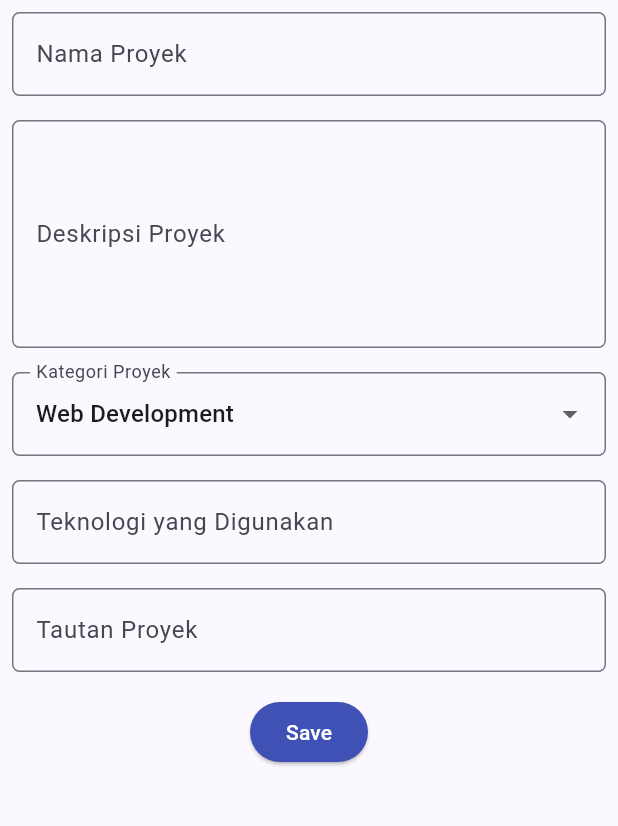
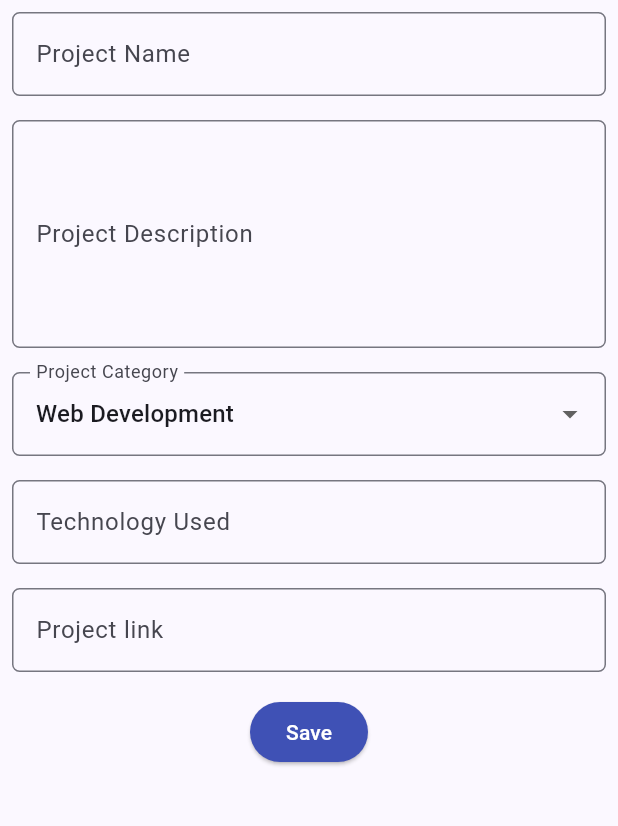
Before and after one commit to leedevgerrard/myportofolio_mobile, a Flutter app: the ProjectFormPage screen opened directly, on a phone screen of 412 x 824 dp, the part 84-910 px from its top. Run offline on Flutter 3.47's test engine with Material 3 defaults, Android fonts, the phone set to English and light mode, and no system bars; our stand-ins replace material_ui.

```diff
--- a/lib/screens/menu.dart
+++ b/lib/screens/menu.dart
@@ -1,6 +1,5 @@
 import 'package:material_ui/material_ui.dart';
 import 'package:myportofolio_mobile/widgets/left_drawer.dart';
-import 'package:myportofolio_mobile/screens/project_form.dart';
 import 'package:myportofolio_mobile/widgets/project_card.dart';
 
 class MyHomePage extends StatelessWidget {
--- a/lib/screens/project_form.dart
+++ b/lib/screens/project_form.dart
@@ -51,8 +51,8 @@ class _ProjectFormPageState extends State<ProjectFormPage> {
                 padding: const EdgeInsets.all(8.0),
                 child: TextFormField(
                   decoration: InputDecoration(
-                    hintText: "Nama Proyek",
-                    labelText: "Nama Proyek",
+                    hintText: "Project Name",
+                    labelText: "Project Name",
                     border: OutlineInputBorder(
                       borderRadius: BorderRadius.circular(5.0),
                     ),
@@ -64,7 +64,7 @@ class _ProjectFormPageState extends State<ProjectFormPage> {
                   },
                   validator: (String? value) {
                     if (value == null || value.trim().isEmpty) {
-                      return "Nama proyek tidak boleh kosong!";
+                      return "Project name cannot be empty!";
                     }
                     return null;
                   },
@@ -77,8 +77,8 @@ class _ProjectFormPageState extends State<ProjectFormPage> {
                 child: TextFormField(
                   maxLines: 5,
                   decoration: InputDecoration(
-                    hintText: "Deskripsi Proyek",
-                    labelText: "Deskripsi Proyek",
+                    hintText: "Project Description",
+                    labelText: "Project Description",
                     border: OutlineInputBorder(
                       borderRadius: BorderRadius.circular(5.0),
                     ),
@@ -90,7 +90,7 @@ class _ProjectFormPageState extends State<ProjectFormPage> {
                   },
                   validator: (String? value) {
                     if (value == null || value.trim().isEmpty) {
-                      return "Deskripsi proyek tidak boleh kosong!";
+                      return "Project description cannot be empty!";
                     }
                     return null;
                   },
@@ -102,7 +102,7 @@ class _ProjectFormPageState extends State<ProjectFormPage> {
                 padding: const EdgeInsets.all(8.0),
                 child: DropdownButtonFormField<String>(
                   decoration: InputDecoration(
-                    labelText: "Kategori Proyek",
+                    labelText: "Project Category",
                     border: OutlineInputBorder(
                       borderRadius: BorderRadius.circular(5.0),
                     ),
@@ -127,8 +127,8 @@ class _ProjectFormPageState extends State<ProjectFormPage> {
                 padding: const EdgeInsets.all(8.0),
                 child: TextFormField(
                   decoration: InputDecoration(
-                    hintText: "Contoh: Flutter, Django, Figma",
-                    labelText: "Teknologi yang Digunakan",
+                    hintText: "Example: Flutter, Django, Figma",
+                    labelText: "Technology Used",
                     border: OutlineInputBorder(
                       borderRadius: BorderRadius.circular(5.0),
                     ),
@@ -146,8 +146,8 @@ class _ProjectFormPageState extends State<ProjectFormPage> {
                 padding: const EdgeInsets.all(8.0),
                 child: TextFormField(
                   decoration: InputDecoration(
-                    hintText: "URL Proyek (opsional)",
-                    labelText: "Tautan Proyek",
+                    hintText: "Project URL (optional)",
+                    labelText: "Project link",
                     border: OutlineInputBorder(
                       borderRadius: BorderRadius.circular(5.0),
                     ),
@@ -176,16 +176,16 @@ class _ProjectFormPageState extends State<ProjectFormPage> {
                           context: context,
                           builder: (context) {
                             return AlertDialog(
-                              title: const Text('Proyek berhasil ditambahkan!'),
+                              title: const Text('Project successfully added!'),
                               content: SingleChildScrollView(
                                 child: Column(
                                   crossAxisAlignment: CrossAxisAlignment.start,
                                   children: [
-                                    Text('Nama Proyek: $_projectName'),
-                                    Text('Deskripsi: $_description'),
-                                    Text('Kategori: $_category'),
-                                    Text('Teknologi: $_technologies'),
-                                    Text('Tautan: $_projectLink'),
+                                    Text('Project Name: $_projectName'),
+                                    Text('Description: $_description'),
+                                    Text('Category: $_category'),
+                                    Text('Technology: $_technologies'),
+                                    Text('Link: $_projectLink'),
                                   ],
                                 ),
                               ),
```
Also changed, not shown: 1 other file.
